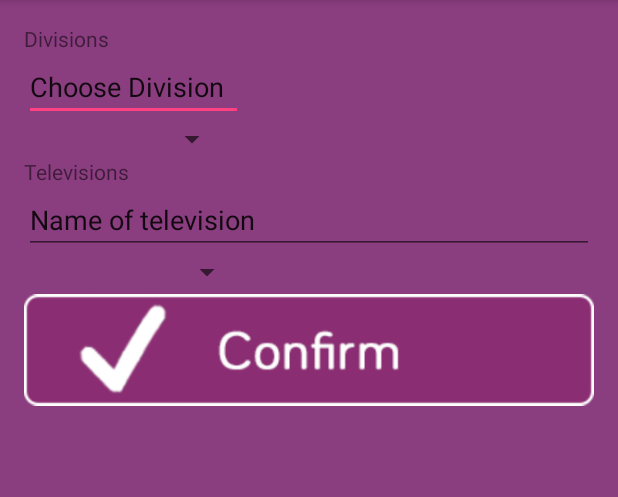
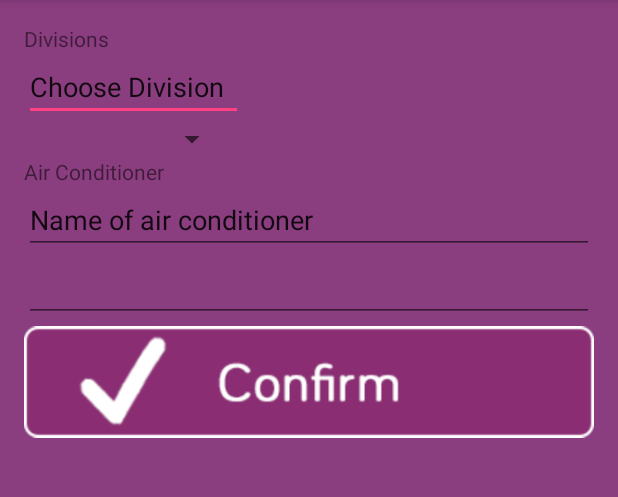
Before and after one commit to zosmak/uControl, an Android app: the addAirConditioner screen opened directly, with no data from a screen before it, on a phone screen of 412 x 824 dp, the part 84-581 px from its top. Run offline under Robolectric (Android 15) with nearby library versions, the phone set to English and light mode, and no system bars; network calls fail.

Commit message:
layouts
já alterei aquilo do spinner e meti uma edittext, mas não fiz os itents,
porque não dá! não consigo -.-

```diff
--- a/UControlStudio/app/src/main/res/layout/activity_add_air_conditioner.xml
+++ b/UControlStudio/app/src/main/res/layout/activity_add_air_conditioner.xml
@@ -34,23 +34,25 @@
         android:id="@+id/spinner5" />
 
     <TextView
-        android:text="Televisions"
+        android:text="Air Conditioner"
         android:layout_width="match_parent"
         android:layout_height="wrap_content"
-        android:id="@+id/televisions" />
+        android:id="@+id/air_conditioner" />
 
     <EditText
         android:layout_width="match_parent"
         android:layout_height="wrap_content"
         android:inputType="textMultiLine"
         android:ems="10"
-        android:id="@+id/nametelevision"
-        android:text="Name of television" />
+        android:id="@+id/nameairconditioner"
+        android:text="Name of air conditioner" />
 
-    <Spinner
-        android:layout_width="146dp"
+    <EditText
+        android:layout_width="match_parent"
         android:layout_height="wrap_content"
-        android:id="@+id/spinner6" />
+        android:inputType="textMultiLine"
+        android:ems="10"
+        android:id="@+id/editText" />
 
     <ImageView
         android:layout_width="match_parent"
--- a/UControlStudio/app/src/main/res/layout/activity_add_alarm.xml
+++ b/UControlStudio/app/src/main/res/layout/activity_add_alarm.xml
@@ -44,8 +44,8 @@
         android:layout_height="wrap_content"
         android:inputType="textMultiLine"
         android:ems="10"
-        android:id="@+id/nametelevision"
-        android:text="Name of television" />
+        android:id="@+id/namealarm"
+        android:text="Name of alarm" />
 
     <EditText
         android:layout_width="match_parent"
```
Also changed, not shown: UControlStudio/app/src/main/res/layout/activity_add_audio.xml (+9 -7 lines), UControlStudio/app/src/main/res/layout/activity_add_blinds.xml (+9 -7 lines), UControlStudio/app/src/main/res/layout/activity_add_doors.xml (+9 -12 lines).
